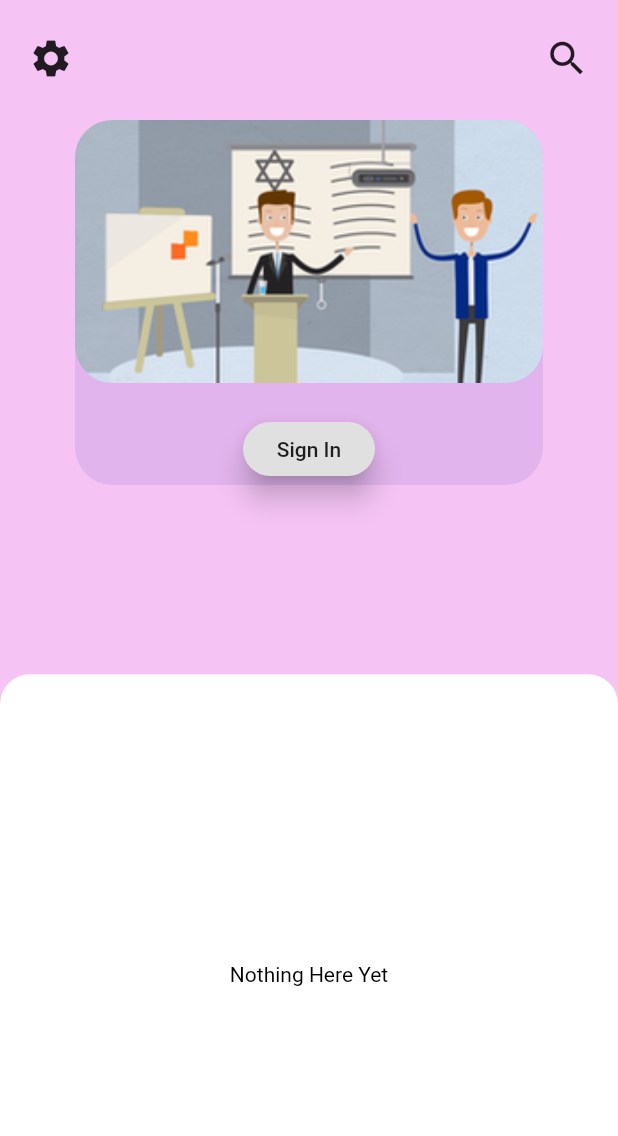
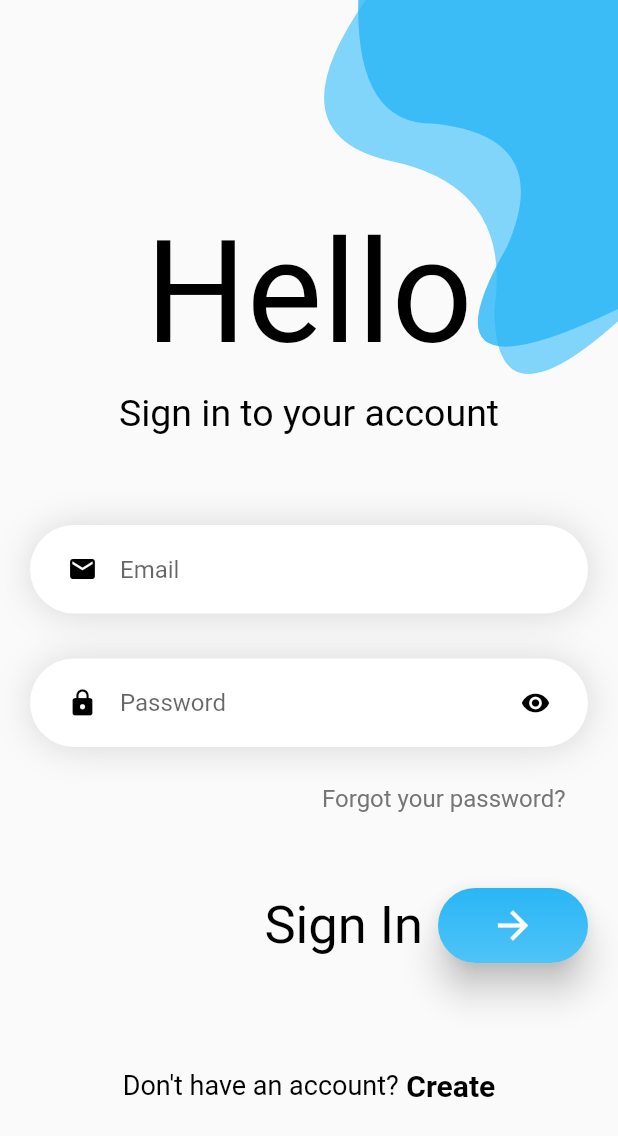
Before and after one commit to changecharity/application, a Flutter app: the screen it shows after launch, on a phone screen of 412 x 824 dp. Shown: the top 1136 px of the screen. Run offline on Flutter 3.47's test engine with Material 2 defaults, Android fonts, the phone set to English and light mode, and no system bars; missing offline and left inert: plaid; Roboto replaces fonts that are missing (JosefinSans).

Commit message:
changed to login page

```diff
--- a/lib/app.dart
+++ b/lib/app.dart
@@ -2,6 +2,7 @@ import 'package:flutter/cupertino.dart';
 import 'package:flutter/material.dart';
 import 'package:flutter/services.dart';
 import 'home.dart';
+import 'login.dart';
 
 class Change extends StatefulWidget{
   @override
@@ -13,12 +14,12 @@ class _ChangeState extends State<Change>{
   Widget build(BuildContext context) {
     SystemChrome.setSystemUIOverlayStyle(SystemUiOverlayStyle(
       systemNavigationBarColor: Colors.white,
-      statusBarColor: Colors.grey[200],
+      statusBarColor: Colors.black12,
       statusBarIconBrightness: Brightness.dark,
     ));
     return MaterialApp(
       title: 'Change',
-      home: Home(),
+      home: Login(),
       theme: lightTheme,
       debugShowCheckedModeBanner: false,
     );
@@ -37,16 +38,21 @@ ThemeData _lightTheme() {
     textSelectionColor: Colors.lightBlueAccent[400],
     errorColor: Colors.redAccent,
     inputDecorationTheme: InputDecorationTheme(
-      hasFloatingPlaceholder: true,
-//      fillColor: Colors.black,
+      hasFloatingPlaceholder: false,
+      filled: false,
+      border: OutlineInputBorder(
+        borderRadius: BorderRadius.all(Radius.circular(30)),
+      ),
       enabledBorder: OutlineInputBorder(
           borderSide: BorderSide(
+            style: BorderStyle.none,
             color: Colors.grey[900],
             width: 1.0,
           )
       ),
       focusedBorder: OutlineInputBorder(
         borderSide: BorderSide(
+          style: BorderStyle.none,
           color: Colors.lightBlueAccent[400],
           width: 2.0,
         ),
--- /dev/null
+++ b/lib/login.dart
@@ -0,0 +1,319 @@
+import 'package:flutter/cupertino.dart';
+import 'package:flutter/material.dart';
+import 'package:flutter/animation.dart';
+
+
+class Login extends StatefulWidget{
+  @override
+  _LoginState createState () => _LoginState();
+}
+
+class _LoginState extends State<Login> with TickerProviderStateMixin{
+  Animation<Offset> animation;
+  Animation<Offset> animationB;
+  AnimationController controller;
+  AnimationController controllerB;
+
+  double drawTime = 0.0;
+  double drawDuration = 2.0;
+
+  void initState() {
+    super.initState();
+
+    controller = AnimationController(vsync: this, duration: Duration(seconds: drawDuration.toInt()));
+    controllerB = AnimationController(vsync: this, duration: Duration(seconds: drawDuration.toInt()));
+
+    animation = Tween<Offset>(
+      begin: Offset(-1.0, 1.0),
+      end: Offset(0.0, 0.0),
+    ).animate(CurvedAnimation(
+      parent: controller,
+      curve: Curves.fastLinearToSlowEaseIn,
+    ));
+    animationB = Tween<Offset>(
+      begin: Offset(1.0, 0.0),
+      end: Offset(0.0, 0.0),
+    ).animate(CurvedAnimation(
+      parent: controller,
+      curve: Curves.fastLinearToSlowEaseIn,
+    ));
+    Future<void>.delayed(Duration(milliseconds: 1000), () {
+      controller.forward();
+    });
+    Future<void>.delayed(Duration(milliseconds: 500), () {
+      controllerB.forward();
+    });
+  }
+
+  Widget _helloContainer() {
+    return Container(
+      margin: EdgeInsets.only(top: 140),
+      alignment: Alignment.center,
+      child: Text(
+        'Hello',
+        style: TextStyle(
+          fontSize: 95,
+        ),
+      ),
+    );
+  }
+
+  Widget _messageContainer() {
+    return Container(
+      margin: EdgeInsets.only(top: 10),
+      alignment: Alignment.center,
+      child: Text(
+        'Sign in to your account',
+        style: TextStyle(
+          fontSize: 25,
+        ),
+      ),
+    );
+  }
+
+  Widget _emailInput() {
+    return Container(
+      margin: EdgeInsets.only(right: 20, left: 20, top: 60),
+      decoration: BoxDecoration(
+        color: Colors.white,
+        borderRadius: BorderRadius.all(Radius.circular(30)),
+        boxShadow: [BoxShadow(
+          color: Colors.grey[350],
+          blurRadius: 20.0,
+          offset: Offset.fromDirection(0.9),
+        ),],
+      ),
+      child: TextField(
+        decoration: InputDecoration(
+          hintText: "Email",
+          prefixIcon:  _emailPrefix(),
+        ),
+      ),
+    );
+  }
+
+  Widget _emailPrefix() {
+    return Container(
+      margin: EdgeInsets.only(left: 25, right: 15),
+      child: Icon(
+        Icons.email,
+        size: 20,
+        color: Colors.black,
+      ),
+    );
+  }
+
+  Widget _passInput() {
+    return Container(
+      margin: EdgeInsets.only(right: 20, left: 20, top: 30),
+      decoration: BoxDecoration(
+        color: Colors.white,
+        borderRadius: BorderRadius.all(Radius.circular(30)),
+        boxShadow: [BoxShadow(
+          color: Colors.grey[350],
+          blurRadius: 20.0,
+          offset: Offset.fromDirection(0.9),
+        ),],
+      ),
+      child: TextField(
+        obscureText: true,
+        decoration: InputDecoration(
+          hintText: "Password",
+          prefixIcon:  _passPrefix(),
+          suffixIcon:  _passSuffix(),
+        ),
+      ),
+    );
+  }
+
+  Widget _passPrefix() {
+    return Container(
+      margin: EdgeInsets.only(left: 25, right: 15),
+      child: Icon(
+        Icons.lock,
+        size: 20,
+        color: Colors.black,
+      ),
+    );
+  }
+
+  Widget _passSuffix() {
+    return Container(
+      margin: EdgeInsets.only(left: 15, right: 25),
+      child: Icon(
+        Icons.remove_red_eye,
+        size: 20,
+        color: Colors.black,
+      ),
+    );
+  }
+
+  Widget _forgotPass() {
+    return Container(
+      alignment: Alignment.centerRight,
+      margin: EdgeInsets.only(right: 35, top: 25),
+      child: Text(
+        'Forgot your password?',
+        style: TextStyle(
+          fontSize: 16,
+          color: Colors.grey[600],
+        ),
+      ),
+    );
+  }
+
+  Widget _signinButton() {
+    return Container(
+      margin: EdgeInsets.only(right: 20, top: 50),
+      child: Row(
+        mainAxisAlignment: MainAxisAlignment.end,
+        children: <Widget>[
+          Container(
+            margin: EdgeInsets.symmetric(horizontal: 10),
+            child: Text(
+              'Sign In',
+              style: TextStyle(
+                fontSize: 35,
+              ),
+            ),
+          ),
+          Container(
+            child: RaisedButton(
+              onPressed: (){},
+              padding: EdgeInsets.symmetric(vertical: 0,horizontal: 0),
+              elevation: 10,
+              shape: RoundedRectangleBorder(borderRadius: BorderRadius.all(Radius.circular(60))),
+              child: Ink(
+                width: 100,
+                height: 50,
+                decoration: BoxDecoration(
+                  gradient: LinearGradient(colors: [Colors.lightBlue[400], Colors.lightBlue[300]],
+                    begin: Alignment.topCenter,
+                    end: Alignment.bottomCenter,
+                  ),
+                  borderRadius: BorderRadius.circular(30.0)
+                ),
+                child: Icon(Icons.arrow_forward, color: Colors.white,size: 30,),
+              ),
+            ),
+          ),
+        ],
+      ),
+    );
+  }
+
+  Widget _createText() {
+    return Container(
+      margin: EdgeInsets.only(top: 70),
+      alignment: Alignment.bottomCenter,
+      child: Row(
+        mainAxisAlignment: MainAxisAlignment.center,
+        children: <Widget>[
+          Container(
+            child: Text(
+              "Don't have an account?",
+              style: TextStyle(
+                fontSize: 18,
+              ),
+            ),
+          ),
+          Container(
+            margin: EdgeInsets.only(left: 5),
+            child: Text(
+              'Create',
+              style: TextStyle(
+                fontSize: 20,
+                fontWeight: FontWeight.bold,
+              ),
+            ),
+          ),
+        ],
+      ),
+    );
+  }
+
+  @override
+  Widget build(BuildContext context) {
+    return Material(
+      child: SafeArea(
+        child: SlideTransition(
+          position: animationB,
+          child: CustomPaint(
+            painter: BobRoss(drawTime, drawDuration),
+            child: Container(
+              height: MediaQuery.of(context).size.height,
+              child: SlideTransition(
+                position: animation,
+                child: SingleChildScrollView(
+                  child: Column(
+                    children: <Widget>[
+                      _helloContainer(),
+                     _messageContainer(),
+                      _emailInput(),
+                      _passInput(),
+                      _forgotPass(),
+                      _signinButton(),
+                      _createText(),
+                    ],
+                  ),
+                ),
+              ),
+            ),
+          ),
+        ),
+      ),
+    );
+  }
+  @override
+  void dispose() {
+    controller.dispose();
+    super.dispose();
+  }
+}
+
+class BobRoss extends CustomPainter {
+  final double drawTime;
+  final double drawDuration;
+  BobRoss(this.drawTime, this.drawDuration);
+
+  @override
+  void paint(Canvas canvas, Size size) {
+    var paintA = Paint()
+    ..color = Colors.lightBlue[200]
+    ..style = PaintingStyle.fill;
+    var paintB = Paint()
+      ..color = Colors.lightBlue[400].withOpacity(0.8)
+      ..style = PaintingStyle.fill;
+
+    var pathA = Path();
+    pathA.moveTo(size.width, -70);
+    pathA.lineTo(size.width*0.75, -75);
+    pathA.quadraticBezierTo(
+        size.width * 0.37, size.height * 0.1,
+        size.width*0.63, size.height* 0.13);
+    pathA.quadraticBezierTo(
+        size.width * 0.83, size.height * 0.15,
+        size.width*0.8, size.height* 0.25);
+    pathA.quadraticBezierTo(
+        size.width * 0.8, size.height * 0.35,
+        size.width, size.height* 0.26);
+    canvas.drawPath(pathA, paintA);
+
+    var pathB = Path();
+    pathB.moveTo(size.width, -70);
+    pathB.lineTo(size.width*0.6, -70);
+    pathB.quadraticBezierTo(
+        size.width * 0.53, size.height * 0.1,
+        size.width*0.7, size.height* 0.1);
+    pathB.quadraticBezierTo(
+        size.width * 0.9, size.height * 0.11,
+        size.width*0.82, size.height* 0.2);
+    pathB.quadraticBezierTo(
+        size.width * 0.67, size.height * 0.33,
+        size.width, size.height* 0.25);
+    canvas.drawPath(pathB, paintB);
+  }
+
+  @override
+  bool shouldRepaint(BobRoss oldDelegate) => false;
+}
```
Also changed, not shown: lib/search.dart (+61 -2 lines).
